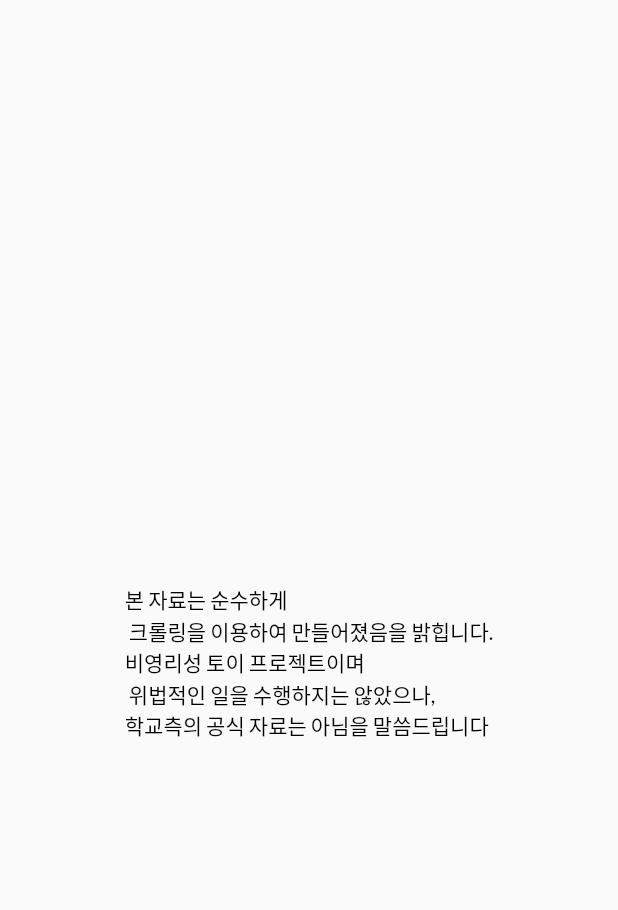
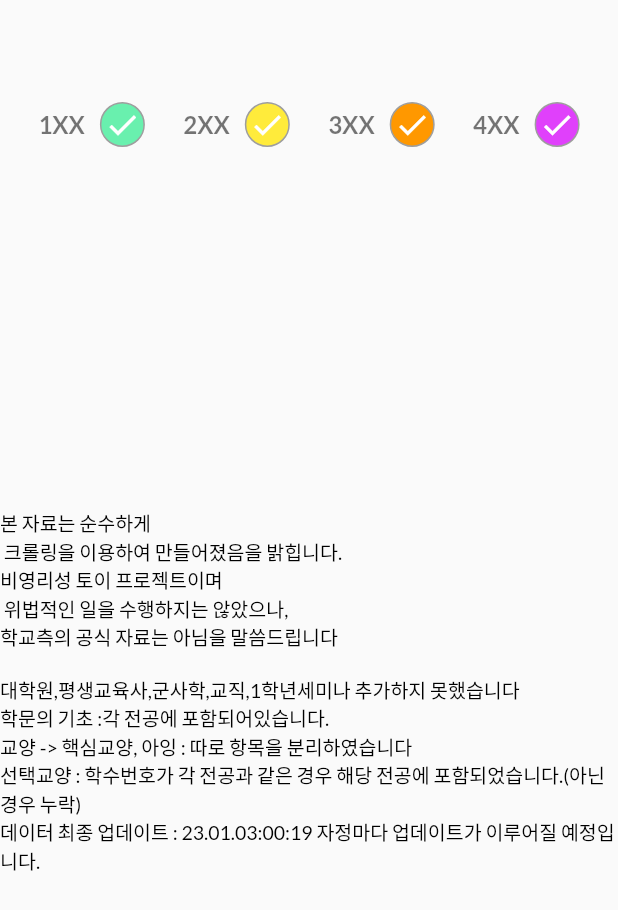
Before and after one commit to coldreason/kuclasspreview, a Flutter app: the screen it shows after launch, on a phone screen of 412 x 824 dp. Shown: the top 910 px of the screen. Run offline on Flutter 3.47's test engine with Material 2 defaults, Android fonts, the phone set to English and light mode, and no system bars; drawn by our look-alikes of roundcheckbox; our stand-ins replace cloud_firestore, firebase_core, flutter_widget_from_html_core, get, get_storage, google_fonts; missing offline and left inert: fwfh_webview; accounts and stored records are empty; statements that could not run were skipped.

Commit message:
add filter

```diff
--- a/lib/app/modules/home/views/home_view.dart
+++ b/lib/app/modules/home/views/home_view.dart
@@ -2,6 +2,7 @@ import 'package:flutter/material.dart';
 
 import 'package:get/get.dart';
 import 'package:google_fonts/google_fonts.dart';
+import 'package:roundcheckbox/roundcheckbox.dart';
 import '../controllers/home_controller.dart';
 
 class HomeView extends GetView<HomeController> {
@@ -37,7 +38,8 @@ class HomeView extends GetView<HomeController> {
                           ]),
                       child: MaterialButton(
                         child: Text(
-                          controller.collegeToMap[controller.selectedCollege]??'1. 선택하세요',
+                          controller.collegeToMap[controller.selectedCollege] ??
+                              '1. 선택하세요',
                           style: GoogleFonts.lato(
                             textStyle: Theme.of(context).textTheme.headline4,
                             fontSize: 16,
@@ -82,15 +84,28 @@ class HomeView extends GetView<HomeController> {
               );
             }),
           ),
+          Container(
+            height: 30,
+            margin: EdgeInsets.only(top: 8),
+            child: Row(
+              mainAxisAlignment: MainAxisAlignment.spaceEvenly,
+              children: [
+                FilterButton(func: controller.filterSelected, isChecked: controller.filter[0], startWith: "1"),
+                FilterButton(func: controller.filterSelected, isChecked: controller.filter[1], startWith: "2"),
+                FilterButton(func: controller.filterSelected, isChecked: controller.filter[2], startWith: "3"),
+                FilterButton(func: controller.filterSelected, isChecked: controller.filter[3], startWith: "4")
+              ],
+            ),
+          ),
           Expanded(child: GetBuilder<HomeController>(builder: (_) {
-            if (controller.courseList.isEmpty)
+            if (controller.courseListView.isEmpty)
               return Container(
                   child: Center(
                 child: Text(
-                      '본 자료는 순수하게\n 크롤링을 이용하여 만들어졌음을 밝힙니다.\n비영리성 토이 프로젝트이며\n 위법적인 일을 수행하지는 않았으나,\n학교측의 공식 자료는 아님을 말씀드립니다',
+                  '본 자료는 순수하게\n 크롤링을 이용하여 만들어졌음을 밝힙니다.\n비영리성 토이 프로젝트이며\n 위법적인 일을 수행하지는 않았으나,\n학교측의 공식 자료는 아님을 말씀드립니다\n\n대학원,평생교육사,군사학,교직,1학년세미나 추가하지 못했습니다\n학문의 기초 :각 전공에 포함되어있습니다.\n교양 -> 핵심교양, 아잉 : 따로 항목을 분리하였습니다\n선택교양 : 학수번호가 각 전공과 같은 경우 해당 전공에 포함되었습니다.(아닌경우 누락)\n데이터 최종 업데이트 : 23.01.03:00:19 자정마다 업데이트가 이루어질 예정입니다.',
                   style: GoogleFonts.lato(
                     textStyle: Theme.of(context).textTheme.headline4,
-                      fontSize: 14,
+                    fontSize: 13,
                     color: Colors.black,
                     fontWeight: FontWeight.w500,
                     fontStyle: FontStyle.normal,
@@ -100,18 +115,19 @@ class HomeView extends GetView<HomeController> {
             return Padding(
               padding: const EdgeInsets.all(8.0),
               child: ListView.builder(
-                  itemCount: controller.courseList.length,
+                  itemCount: controller.courseListView.length,
                   itemBuilder: (BuildContext context, int index) {
-                    String courseInfo = controller.courseList[index].code! +
+                    String courseInfo = controller.courseListView[index].code! +
                         "\n" +
-                        controller.courseList[index].courseId!;
+                        controller.courseListView[index].courseId!;
                     return CourseCard(
                       courseInfo: courseInfo,
-                      title: controller.courseList[index].title ?? "",
-                      professor: controller.courseList[index].professor ?? "",
-                      location: controller.courseList[index].location ?? "",
+                      title: controller.courseListView[index].title ?? "",
+                      professor:
+                          controller.courseListView[index].professor ?? "",
+                      location: controller.courseListView[index].location ?? "",
                       func: controller.click,
-                      link: controller.courseList[index].link ?? "",
+                      link: controller.courseListView[index].link ?? "",
                     );
                   }),
             );
@@ -120,7 +136,46 @@ class HomeView extends GetView<HomeController> {
       ),
     );
   }
+
 }
+
+class FilterButton extends StatelessWidget {
+  const FilterButton({Key? key,required this.func, required this.isChecked, required this.startWith,}) : super(key: key);
+  final Function func;
+  final bool isChecked;
+  final String startWith;
+
+
+  @override
+  Widget build(BuildContext context) {
+    String text = startWith + "XX";
+    return Row(
+      children: [
+        Center(
+          child: Padding(
+            padding: const EdgeInsets.only(right: 10),
+            child: Text(text,style: GoogleFonts.lato(
+              textStyle: Theme.of(context).textTheme.headline4,
+              fontSize: 16,
+              fontWeight: FontWeight.w700,
+              fontStyle: FontStyle.normal,
+            ),),
+          ),
+        ),
+        RoundCheckBox(
+          isChecked: isChecked,
+          checkedColor: courseColor[int.parse(startWith)-1],
+          size: 30,
+          onTap: (selected) {
+            func(selected,int.parse(startWith));
+          },
+        ),
+      ],
+    );;
+  }
+}
+
+List<Color> courseColor = [Colors.greenAccent,Colors.yellow,Colors.orange,Colors.purpleAccent];
 
 class CourseCard extends StatelessWidget {
   const CourseCard(
@@ -148,11 +203,7 @@ class CourseCard extends StatelessWidget {
           Center(
             child: Container(
               decoration: BoxDecoration(
-                  color: courseInfo.substring(5, 6) == "2"
-                      ? Colors.greenAccent
-                      : courseInfo.substring(5, 6) == "3"
-                          ? Colors.yellow
-                          : Colors.orange,
+                  color: courseColor[int.parse(courseInfo.substring(5, 6))-1],
                   borderRadius: BorderRadius.circular(20)),
               width: 35,
               height: 35,
--- a/pubspec.yaml
+++ b/pubspec.yaml
@@ -14,6 +14,7 @@ dependencies:
   get_storage:
   fwfh_webview: ^0.7.0
   selectable_list:
+  roundcheckbox: ^2.0.5
   flutter:
     sdk: flutter
 
```
Also changed, not shown: lib/app/modules/home/controllers/home_controller.dart (+18 -1 lines), pubspec.lock. Lines whose indentation alone changed are shown as unchanged.
